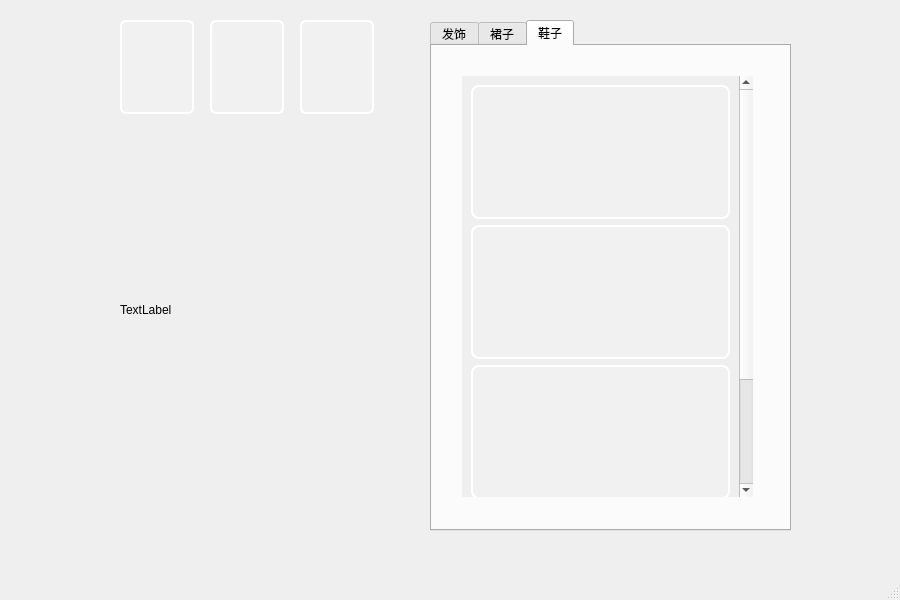
Above: mainwindow.ui from Cici208/Qt-DressUp-Game before the change. Below: the same form after it.
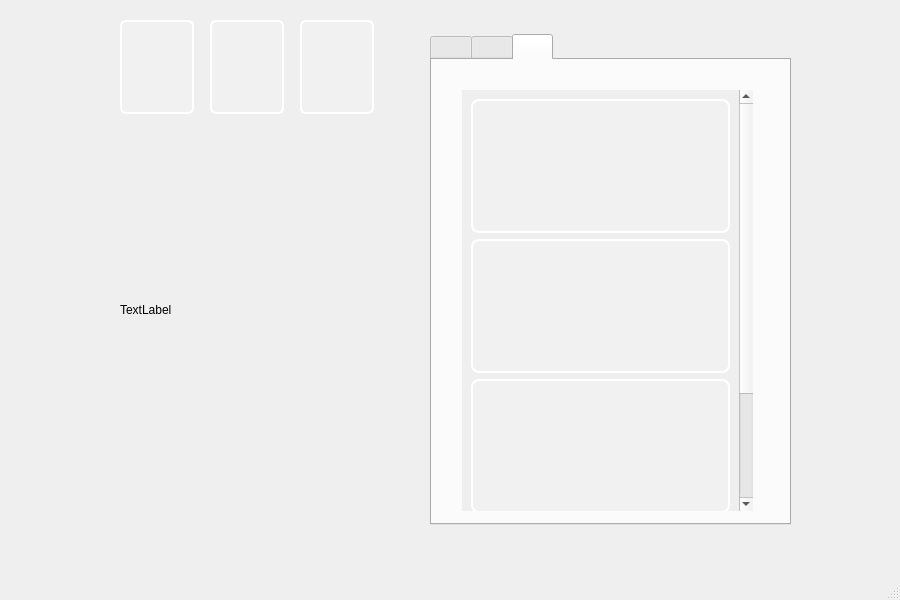
That is the form after the change. The open tabs and pages were chosen to show the change. Icons and pictures are not drawn. Custom widgets are drawn as their Qt base class.

Commit message: 优化衣柜美观度

```diff
--- a/mainwindow.ui
+++ b/mainwindow.ui
@@ -227,9 +227,9 @@
       <property name="geometry">
        <rect>
         <x>430</x>
-        <y>20</y>
+        <y>34</y>
         <width>361</width>
-        <height>511</height>
+        <height>491</height>
        </rect>
       </property>
       <property name="styleSheet">
@@ -240,7 +240,7 @@
       </property>
       <widget class="QWidget" name="tab">
        <attribute name="title">
-        <string>发饰</string>
+        <string>     </string>
        </attribute>
        <widget class="QScrollArea" name="scrollArea">
         <property name="geometry">
@@ -576,7 +576,7 @@
       </widget>
       <widget class="QWidget" name="tab_2">
        <attribute name="title">
-        <string>裙子</string>
+        <string>     </string>
        </attribute>
        <widget class="QScrollArea" name="scrollArea_2">
         <property name="geometry">
@@ -964,7 +964,7 @@
       </widget>
       <widget class="QWidget" name="tab_3">
        <attribute name="title">
-        <string>鞋子</string>
+        <string>     </string>
        </attribute>
        <widget class="QScrollArea" name="scrollArea_5">
         <property name="geometry">
```
Left out of the diff: 2 changed lines with no effect on the pictures. The commit also changes 2 other files.
